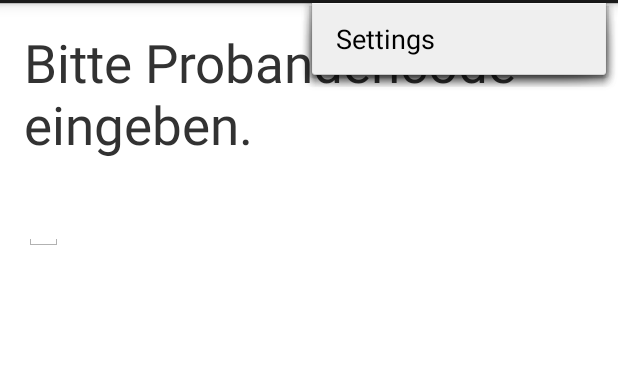
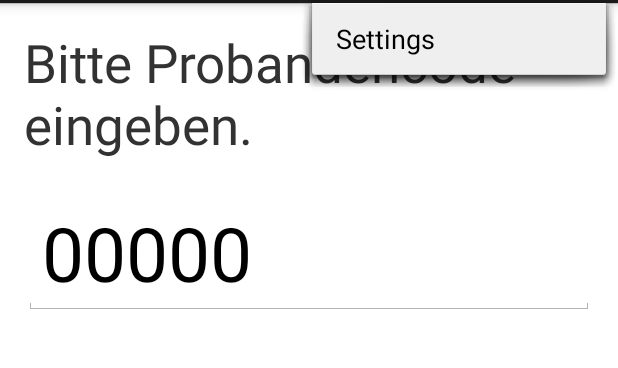
Before and after one commit to Nasto/SWE-App, an Android app: the screen it shows after launch (MainActivity), with the options menu open, on a phone screen of 412 x 824 dp, the part 69-437 px from its top. Run offline under Robolectric (Android 15) with nearby library versions, the phone set to English and light mode, and no system bars.

Commit message:
change inputfield

```diff
--- a/src/main/res/layout/activity_main.xml
+++ b/src/main/res/layout/activity_main.xml
@@ -21,6 +21,11 @@
             android:id="@+id/editText"
             android:layout_below="@+id/textView"
             android:layout_alignLeft="@+id/textView"
-            android:layout_marginTop="21dp"/>
+            android:layout_marginTop="21dp"
+            android:capitalize="characters"
+            android:digits="5"
+            android:text="00000"
+            android:layout_alignRight="@+id/textView"
+            android:textSize="50dp"/>
 
 </RelativeLayout>
```
